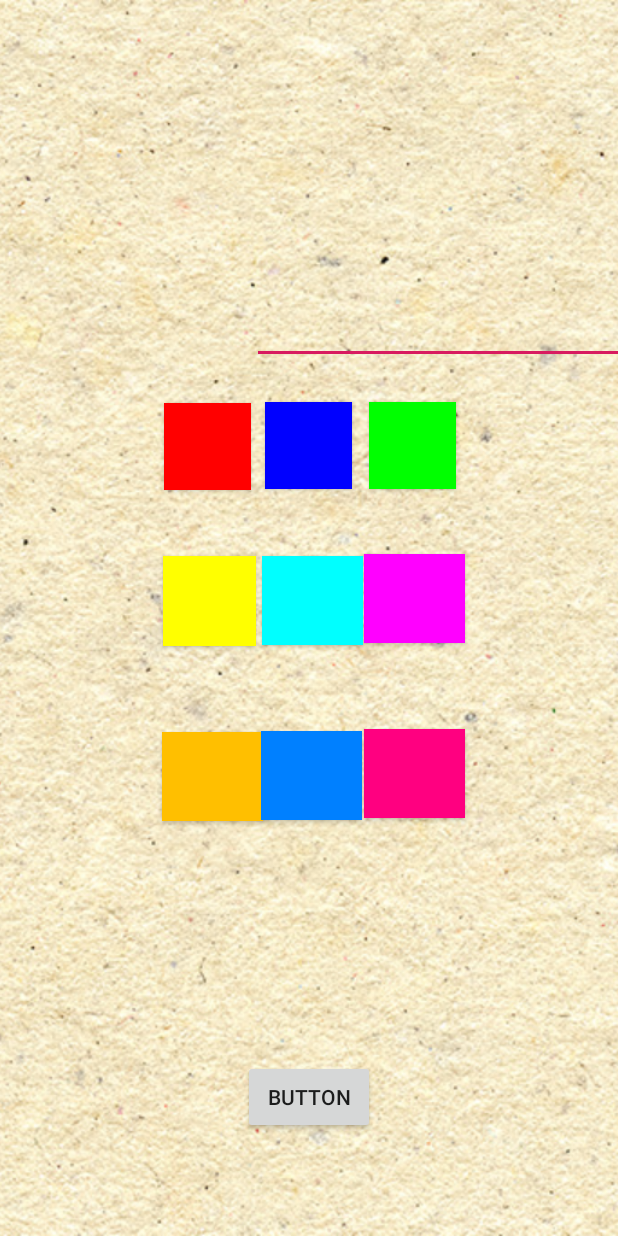
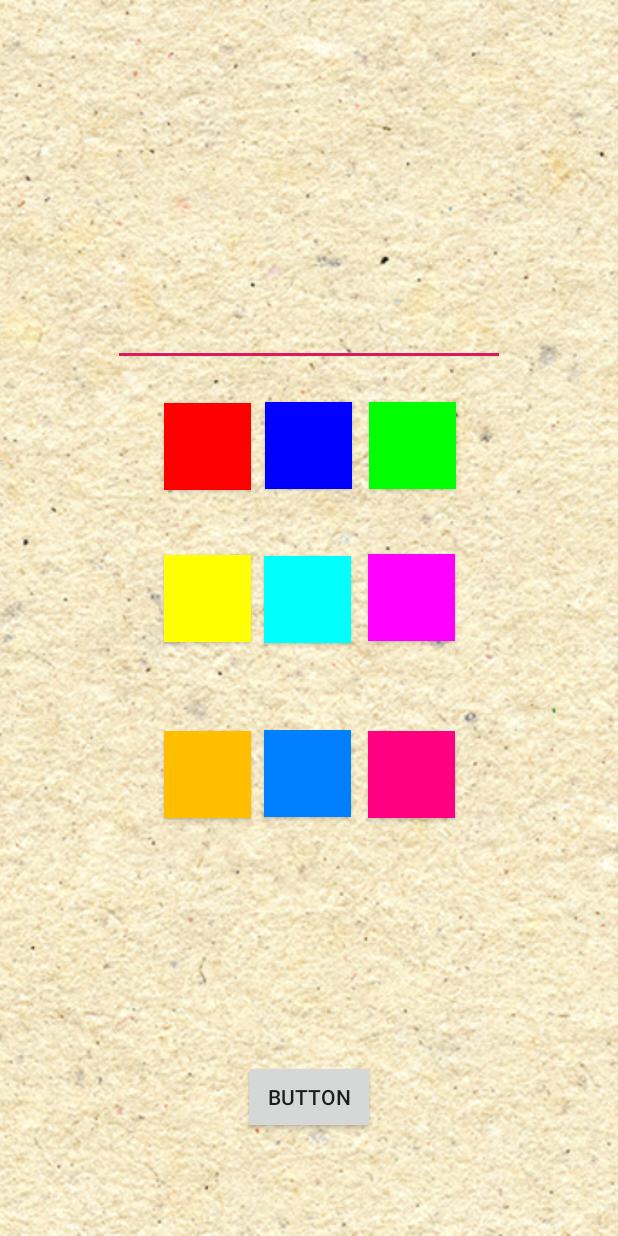
Before and after one commit to AzzFirstGroup/AnythingManagement, an Android app: the layout genre_insret.xml on its own in the app's theme, with its tools: preview values and no code run, on a phone screen of 412 x 824 dp. Run offline under Robolectric (Android 15) with nearby library versions, the phone set to English and light mode, and no system bars.

Commit message:
レイアウト修正とディレクトリ削除とマニフェストの修正

```diff
--- a/source/app/src/main/java/azz/anythingmanagement/FirstActivity.java
+++ b/source/app/src/main/java/azz/anythingmanagement/FirstActivity.java
@@ -62,14 +62,13 @@ public class FirstActivity extends AppCompatActivity implements View.OnClickList
         }
 
         // ジャンル作成に遷移(メニューボタン)
-        // TODO:: まだ画面がないため、ジャンル一覧画面を仮設定
         if (id == R.id.action_menuList2) {
-            Intent intent = new Intent (this, GenreListActivity.class);
+            Intent intent = new Intent (this, GenreIns.class);
             startActivity(intent);
         }
 
         // 新規作成に遷移(メニューボタン)
-        // TODO:: まだ画面がないため、ジャンル一覧画面を仮設定
+        // TODO:: 仮でDataRegistDetailActivity設定
         if (id == R.id.action_menuList3) {
             Intent intent = new Intent (this, DataRegistDetailActivity.class);
             intent.putExtra("mode", common.MODE_REGIST);
--- a/source/app/src/main/res/layout/genre_insret.xml
+++ b/source/app/src/main/res/layout/genre_insret.xml
@@ -38,7 +38,7 @@
         app:layout_constraintLeft_toLeftOf="parent"
         app:layout_constraintRight_toRightOf="parent"
         app:layout_constraintTop_toTopOf="parent"
-        app:layout_constraintVertical_bias="0.241" />
+        app:layout_constraintVertical_bias="0.17" />
 
     <TextView
         android:id="@+id/textView2"
@@ -46,24 +46,29 @@
         android:layout_height="21dp"
         android:text=""
         app:layout_constraintBottom_toBottomOf="parent"
-        app:layout_constraintHorizontal_bias="0.786"
+        app:layout_constraintHorizontal_bias="0.79"
         app:layout_constraintLeft_toLeftOf="parent"
         app:layout_constraintRight_toRightOf="parent"
         app:layout_constraintTop_toTopOf="parent"
-        app:layout_constraintVertical_bias="0.24" />
+        app:layout_constraintVertical_bias="0.168" />
 
     <EditText
         android:id="@+id/editText"
-        android:layout_width="282dp"
-        android:layout_height="83dp"
-        android:layout_marginStart="168dp"
+        android:layout_width="261dp"
+        android:layout_height="55dp"
+        android:layout_marginStart="8dp"
+        android:layout_marginTop="8dp"
+        android:layout_marginEnd="8dp"
+        android:layout_marginBottom="8dp"
         android:ems="40"
         android:inputType="textPersonName"
         android:text=""
-        app:layout_constraintBottom_toBottomOf="parent"
+        app:layout_constraintBottom_toTopOf="@+id/ButtonB"
+        app:layout_constraintEnd_toEndOf="parent"
+        app:layout_constraintHorizontal_bias="0.501"
         app:layout_constraintStart_toStartOf="parent"
         app:layout_constraintTop_toTopOf="parent"
-        app:layout_constraintVertical_bias="0.215" />
+        app:layout_constraintVertical_bias="0.917" />
 
     <Button
         android:id="@+id/ButtonR"
@@ -107,39 +112,12 @@
 
     <Button
         android:id="@+id/ButtonY"
-        android:layout_width="62dp"
-        android:layout_height="60dp"
+        android:layout_width="58dp"
+        android:layout_height="58dp"
         android:background="#FFFF00"
         android:text=""
         app:layout_constraintBottom_toBottomOf="parent"
-        app:layout_constraintHorizontal_bias="0.311"
-        app:layout_constraintLeft_toLeftOf="parent"
-        app:layout_constraintRight_toRightOf="parent"
-        app:layout_constraintTop_toTopOf="parent"
-        app:layout_constraintVertical_bias="0.485"
-        tools:ignore="DuplicateIds" />
-
-    <Button
-        android:id="@+id/ButtonMB"
-        android:layout_width="67dp"
-        android:layout_height="59dp"
-        android:background="#00FFFF"
-        android:text=""
-        app:layout_constraintBottom_toBottomOf="parent"
-        app:layout_constraintHorizontal_bias="0.507"
-        app:layout_constraintLeft_toLeftOf="parent"
-        app:layout_constraintRight_toRightOf="parent"
-        app:layout_constraintTop_toTopOf="parent"
-        app:layout_constraintVertical_bias="0.485"
-        tools:ignore="DuplicateIds" />
-    <Button
-        android:id="@+id/ButtonPl"
-        android:layout_width="67dp"
-        android:layout_height="59dp"
-        android:background="#FF00FF"
-        android:text=""
-        app:layout_constraintBottom_toBottomOf="parent"
-        app:layout_constraintHorizontal_bias="0.705"
+        app:layout_constraintHorizontal_bias="0.309"
         app:layout_constraintLeft_toLeftOf="parent"
         app:layout_constraintRight_toRightOf="parent"
         app:layout_constraintTop_toTopOf="parent"
@@ -147,41 +125,69 @@
         tools:ignore="DuplicateIds" />
 
     <Button
+        android:id="@+id/ButtonMB"
+        android:layout_width="58dp"
+        android:layout_height="58dp"
+        android:background="#00FFFF"
+        android:text=""
+        app:layout_constraintBottom_toBottomOf="parent"
+        app:layout_constraintHorizontal_bias="0.498"
+        app:layout_constraintLeft_toLeftOf="parent"
+        app:layout_constraintRight_toRightOf="parent"
+        app:layout_constraintTop_toTopOf="parent"
+        app:layout_constraintVertical_bias="0.484"
+        tools:ignore="DuplicateIds" />
+
+    <Button
+        android:id="@+id/ButtonPl"
+        android:layout_width="58dp"
+        android:layout_height="58dp"
+        android:background="#FF00FF"
+        android:text=""
+        app:layout_constraintBottom_toBottomOf="parent"
+        app:layout_constraintHorizontal_bias="0.693"
+        app:layout_constraintLeft_toLeftOf="parent"
+        app:layout_constraintRight_toRightOf="parent"
+        app:layout_constraintTop_toTopOf="parent"
+        app:layout_constraintVertical_bias="0.482"
+        tools:ignore="DuplicateIds" />
+
+    <Button
         android:id="@+id/ButtonYB"
-        android:layout_width="67dp"
-        android:layout_height="59dp"
+        android:layout_width="58dp"
+        android:layout_height="58dp"
         android:background="#FFBF00"
         android:text=""
         app:layout_constraintBottom_toBottomOf="parent"
-        app:layout_constraintHorizontal_bias="0.314"
+        app:layout_constraintHorizontal_bias="0.309"
         app:layout_constraintLeft_toLeftOf="parent"
         app:layout_constraintRight_toRightOf="parent"
         app:layout_constraintTop_toTopOf="parent"
-        app:layout_constraintVertical_bias="0.638"
+        app:layout_constraintVertical_bias="0.636"
         tools:ignore="DuplicateIds" />
 
     <Button
         android:id="@+id/ButtonSBL"
-        android:layout_width="67dp"
-        android:layout_height="59dp"
+        android:layout_width="58dp"
+        android:layout_height="58dp"
         android:background="#0080FF"
         android:text=""
         app:layout_constraintBottom_toBottomOf="parent"
-        app:layout_constraintHorizontal_bias="0.505"
+        app:layout_constraintHorizontal_bias="0.498"
         app:layout_constraintLeft_toLeftOf="parent"
         app:layout_constraintRight_toRightOf="parent"
         app:layout_constraintTop_toTopOf="parent"
-        app:layout_constraintVertical_bias="0.637"
+        app:layout_constraintVertical_bias="0.635"
         tools:ignore="DuplicateIds" />
 
     <Button
         android:id="@+id/ButtonVA"
-        android:layout_width="67dp"
-        android:layout_height="59dp"
+        android:layout_width="58dp"
+        android:layout_height="58dp"
         android:background="#FF0080"
         android:text=""
         app:layout_constraintBottom_toBottomOf="parent"
-        app:layout_constraintHorizontal_bias="0.705"
+        app:layout_constraintHorizontal_bias="0.693"
         app:layout_constraintLeft_toLeftOf="parent"
         app:layout_constraintRight_toRightOf="parent"
         app:layout_constraintTop_toTopOf="parent"
```
Also changed, not shown: source/app/src/main/AndroidManifest.xml (+8 -4 lines), source/app/src/main/java/azz/anythingmanagement/GenreIns.java (+50 -0 lines), source/app/src/main/java/azz/anythingmanagement/TestActivity.java (+9 -0 lines), source/app/src/main/java/azz/anythingmanagement/daiki/anythingmanagement/GenreIns.java (deleted, +0 -153 lines), 2 other files.
